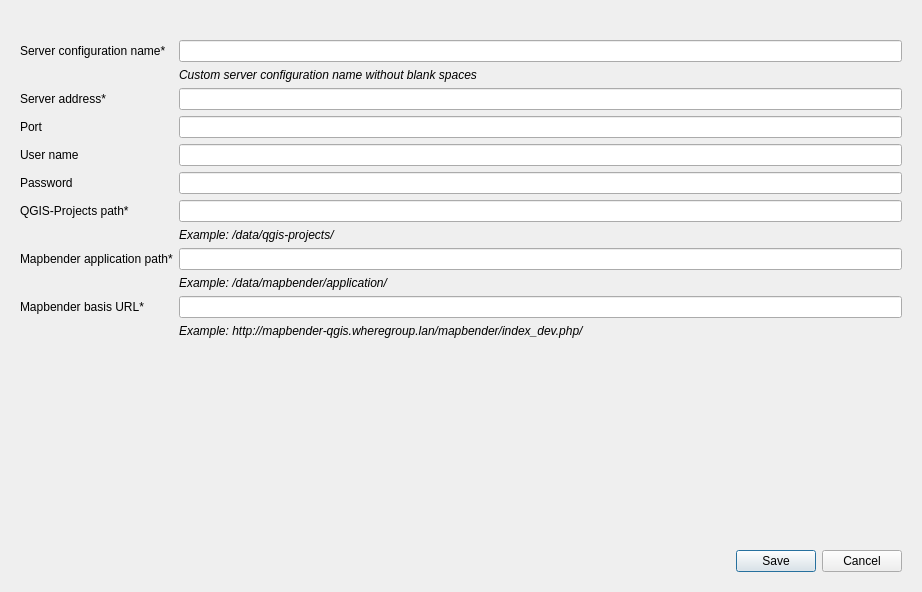
The window that mapbender_plugin/dialogs/ui/server_config_dialog.ui (WhereGroup/QGIS2Mapbender) describes before a commit, drawn with Qt 5.
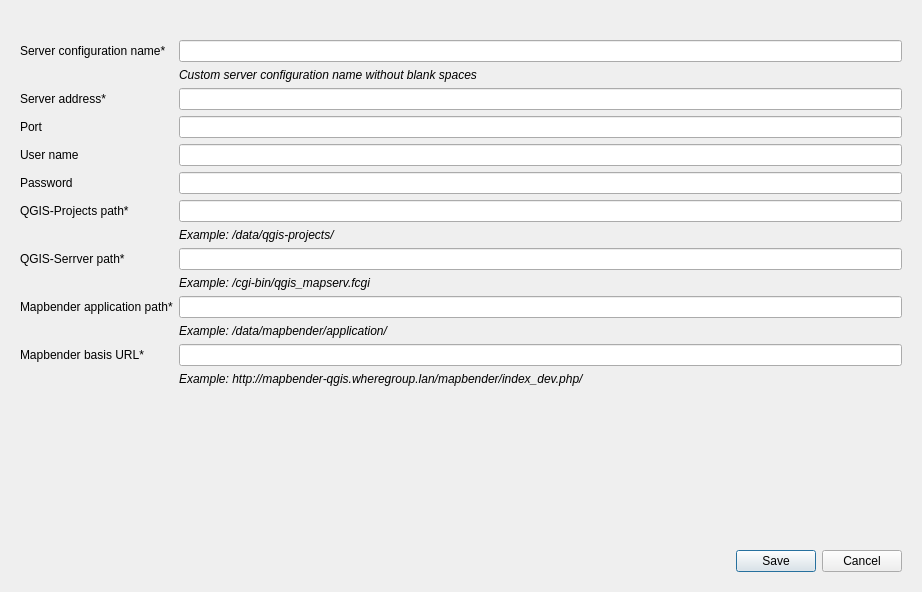
The same window after the commit. Icons and pictures are not drawn. Custom widgets are drawn as their Qt base class.

Commit message: set qgis_server_path in dialog, settings and server table

```diff
--- a/mapbender_plugin/dialogs/ui/server_config_dialog.ui
+++ b/mapbender_plugin/dialogs/ui/server_config_dialog.ui
@@ -103,18 +103,18 @@
           </property>
          </widget>
         </item>
-        <item row="8" column="1">
+        <item row="10" column="1">
          <widget class="QLineEdit" name="mbPathLineEdit"/>
         </item>
-        <item row="8" column="0">
+        <item row="10" column="0">
          <widget class="QLabel" name="mbPathLabel">
           <property name="text">
            <string>Mapbender application path*</string>
           </property>
          </widget>
         </item>
-        <item row="9" column="1">
-         <widget class="QLabel" name="label_5">
+        <item row="11" column="1">
+         <widget class="QLabel" name="mbPathExampleLabel">
           <property name="font">
            <font>
             <italic>true</italic>
@@ -125,22 +125,22 @@
           </property>
          </widget>
         </item>
-        <item row="10" column="1">
+        <item row="12" column="1">
          <widget class="QLineEdit" name="mbBasisUrlLineEdit">
           <property name="inputMethodHints">
            <set>Qt::ImhUrlCharactersOnly</set>
           </property>
          </widget>
         </item>
-        <item row="10" column="0">
+        <item row="12" column="0">
          <widget class="QLabel" name="mbBasisUrlLabel">
           <property name="text">
            <string>Mapbender basis URL*</string>
           </property>
          </widget>
         </item>
-        <item row="11" column="1">
-         <widget class="QLabel" name="label_6">
+        <item row="13" column="1">
+         <widget class="QLabel" name="mbBasisUrlExampleLabel">
           <property name="font">
            <font>
             <italic>true</italic>
@@ -154,6 +154,28 @@
         <item row="5" column="1">
          <widget class="QgsPasswordLineEdit" name="passwordLineEdit"/>
         </item>
+        <item row="8" column="0">
+         <widget class="QLabel" name="qgisServerPathLabel">
+          <property name="text">
+           <string>QGIS-Serrver path*</string>
+          </property>
+         </widget>
+        </item>
+        <item row="8" column="1">
+         <widget class="QLineEdit" name="qgisServerPathLineEdit"/>
+        </item>
+        <item row="9" column="1">
+         <widget class="QLabel" name="qgisServerPathExampleLabel">
+          <property name="font">
+           <font>
+            <italic>true</italic>
+           </font>
+          </property>
+          <property name="text">
+           <string>Example: /cgi-bin/qgis_mapserv.fcgi</string>
+          </property>
+         </widget>
+        </item>
        </layout>
       </item>
       <item row="0" column="0">
```
Left out of the diff: 4 changed lines with no effect on the pictures. The commit also changes 4 other files.
